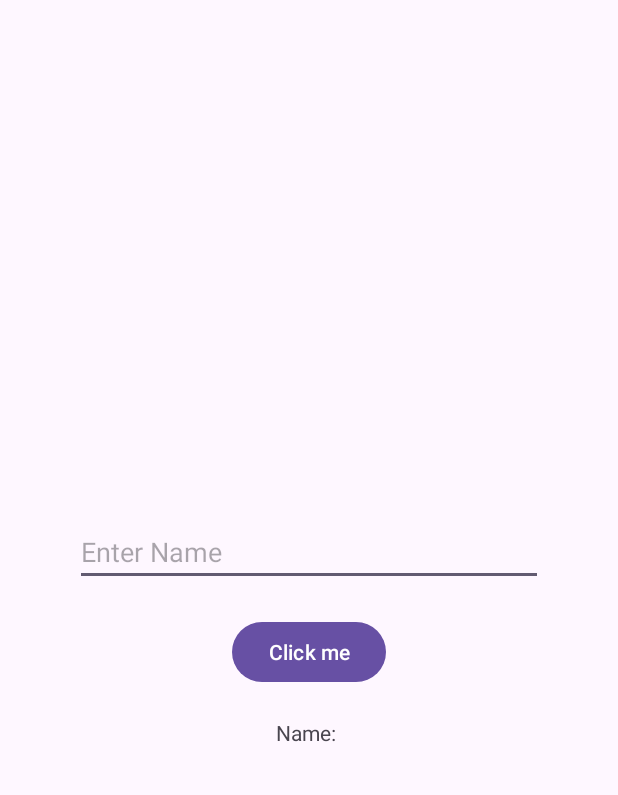
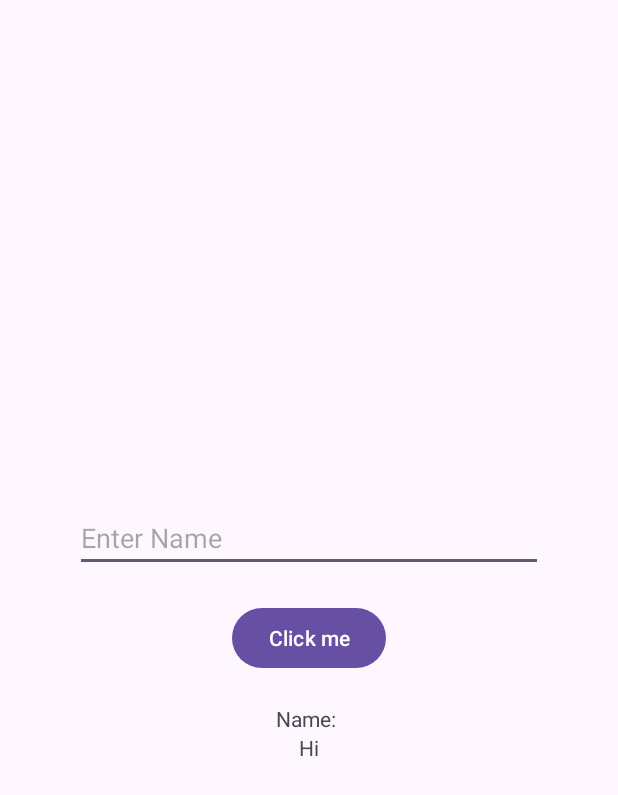
Before and after one commit to Sri-Akshat5/AndroidUIwidgets, an Android app: the screen it shows after launch (ButtonClickEventOne), on a phone screen of 412 x 824 dp. Shown: the top 795 px of the screen. Run offline under Robolectric (Android 15) with nearby library versions, the phone set to English and light mode, and no system bars.

Commit message:
This is my second commit

```diff
--- a/app/src/main/res/layout/activity_button_click_event_one.xml
+++ b/app/src/main/res/layout/activity_button_click_event_one.xml
@@ -29,5 +29,10 @@
         android:text="Name: "
         android:layout_marginTop="20dp"></TextView>
 
+    <TextView
+        android:layout_width="wrap_content"
+        android:layout_height="wrap_content"
+        android:text="Hi"></TextView>
+
 
 </LinearLayout>
```
